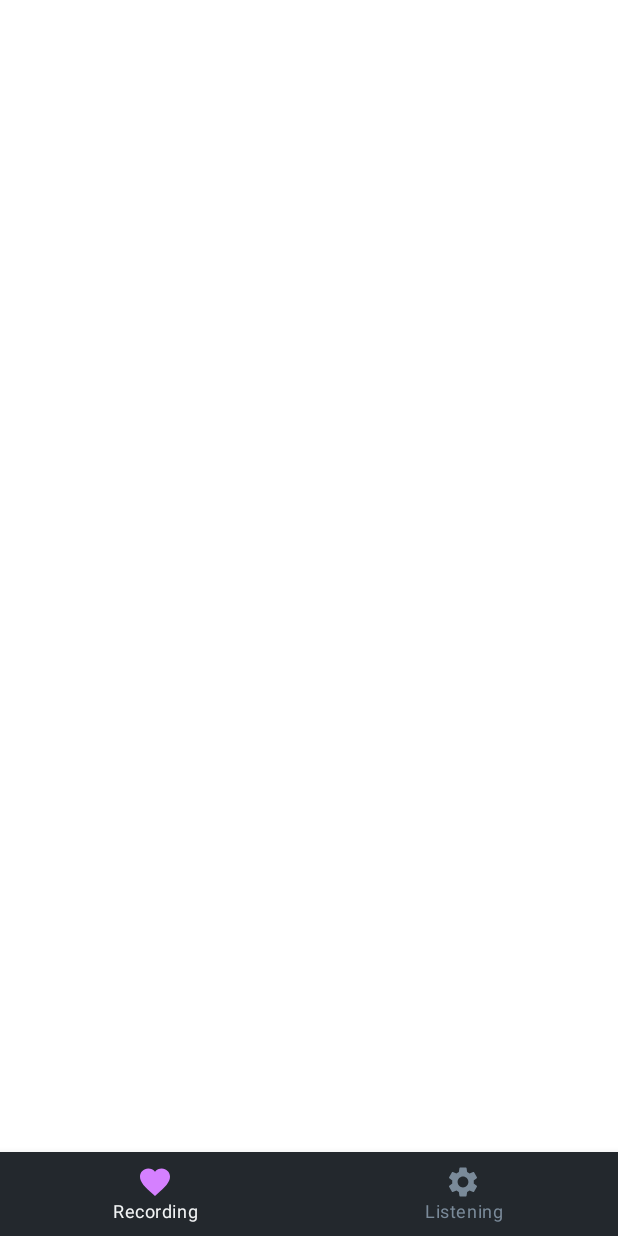
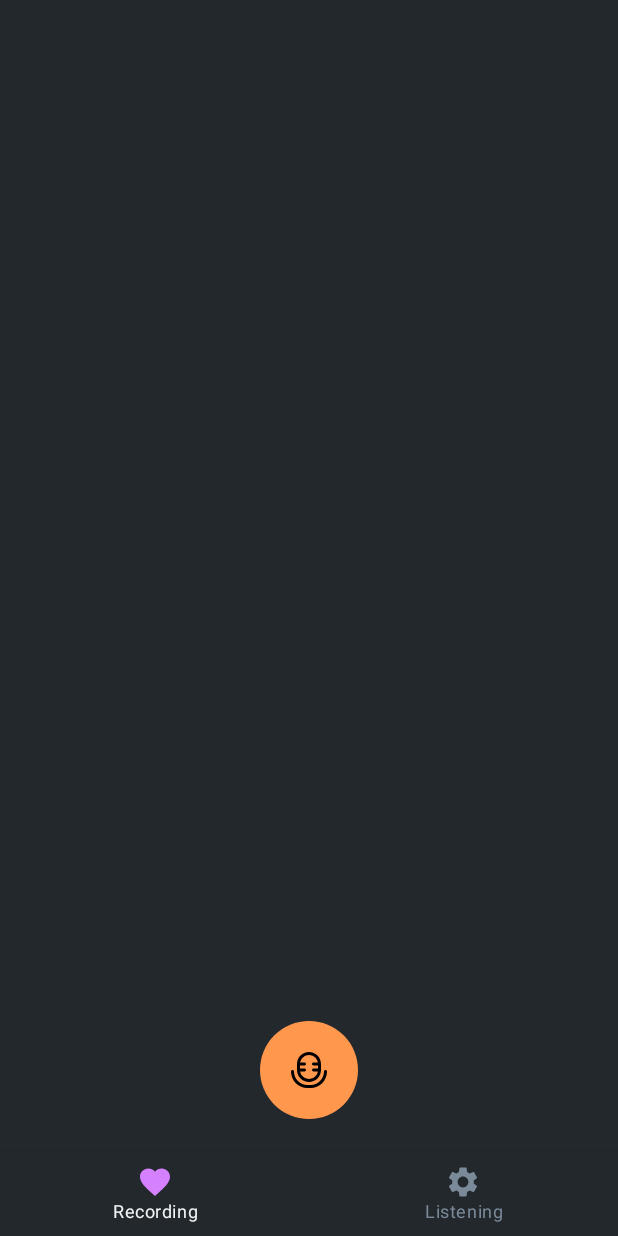
Before and after one commit to WaysUa/VoiceVortex, an Android app built with Jetpack Compose: the screen it shows after launch (MainActivity), on a phone screen of 412 x 824 dp. Run offline under Robolectric (Android 15) with nearby library versions, the phone set to English and light mode, and no system bars; our stand-ins replace Dagger/Hilt's generated code, accompanist.

Commit message:
Added new icons, updated business logic, added states to RecordingScreen.kt

```diff
--- a/app/src/main/java/com/main/voicevortex/screens/main/MainScreen.kt
+++ b/app/src/main/java/com/main/voicevortex/screens/main/MainScreen.kt
@@ -51,7 +51,7 @@ fun MainScreen(
                 startDestination = BottomNavigationScreen.Recording.id
             ) {
                 composable(BottomNavigationScreen.Recording.id) {
-                    RecordingScreen()
+                    RecordingScreen(settings)
                 }
 
                 composable(BottomNavigationScreen.Listening.id) {
--- a/app/src/main/java/com/main/voicevortex/screens/recording/RecordingScreen.kt
+++ b/app/src/main/java/com/main/voicevortex/screens/recording/RecordingScreen.kt
@@ -1,8 +1,85 @@
 package com.main.voicevortex.screens.recording
 
+import androidx.compose.foundation.background
+import androidx.compose.foundation.layout.Arrangement
+import androidx.compose.foundation.layout.Box
+import androidx.compose.foundation.layout.Row
+import androidx.compose.foundation.layout.fillMaxSize
+import androidx.compose.foundation.layout.fillMaxWidth
+import androidx.compose.foundation.layout.padding
+import androidx.compose.material3.Icon
 import androidx.compose.runtime.Composable
+import androidx.compose.runtime.mutableStateOf
+import androidx.compose.runtime.remember
+import androidx.compose.ui.Alignment
+import androidx.compose.ui.Modifier
+import androidx.compose.ui.res.painterResource
+import androidx.compose.ui.unit.dp
+import com.main.voicevortex.R
+import com.main.voicevortex.domain.SettingsBundle
+import com.main.voicevortex.ui.theme.baseDarkPalette
+import com.main.voicevortex.ui.theme.orangeDarkPalette
+import com.main.voicevortex.ui.views.RoundedIconButton
 
 @Composable
-fun RecordingScreen() {
+fun RecordingScreen(
+    settings: SettingsBundle
+) {
+    val isVisibilityState = remember {
+        mutableStateOf(false)
+    }
 
+    Box(
+        modifier = Modifier
+            .fillMaxSize()
+            .background(baseDarkPalette.primaryBackground),
+        contentAlignment = Alignment.BottomCenter
+    ) {
+        Row(
+            modifier = Modifier
+                .fillMaxWidth()
+                .padding(bottom = 22.dp),
+            horizontalArrangement = Arrangement.SpaceEvenly,
+            verticalAlignment = Alignment.CenterVertically
+        ) {
+            if (isVisibilityState.value) {
+                RoundedIconButton(
+                    onClick = { /*TODO*/ },
+                    background = baseDarkPalette.secondaryText,
+                    size = 50.dp,
+                    modifier = Modifier.padding(top = 5.dp, end = 10.dp)
+                ) {
+                    Icon(
+                        painter = painterResource(id = R.drawable.icon_cancel),
+                        contentDescription = "Start recording"
+                    )
+                }
+            }
+
+            RoundedIconButton(
+                onClick = { isVisibilityState.value = !isVisibilityState.value },
+                background = orangeDarkPalette.tintColor,
+                size = 65.dp
+            ) {
+                Icon(
+                    painter = painterResource(id = R.drawable.icon_microphone),
+                    contentDescription = "Start recording"
+                )
+            }
+
+            if (isVisibilityState.value) {
+                RoundedIconButton(
+                    onClick = { /*TODO*/ },
+                    background = baseDarkPalette.secondaryText,
+                    size = 50.dp,
+                    modifier = Modifier.padding(top = 5.dp, start = 10.dp)
+                ) {
+                    Icon(
+                        painter = painterResource(id = R.drawable.icon_save),
+                        contentDescription = "Start recording"
+                    )
+                }
+            }
+        }
+    }
 }
--- /dev/null
+++ b/app/src/main/java/com/main/voicevortex/ui/views/RoundedIconButton.kt
@@ -0,0 +1,33 @@
+package com.main.voicevortex.ui.views
+
+import androidx.compose.foundation.background
+import androidx.compose.foundation.layout.size
+import androidx.compose.foundation.shape.CircleShape
+import androidx.compose.material3.IconButton
+import androidx.compose.runtime.Composable
+import androidx.compose.ui.Modifier
+import androidx.compose.ui.draw.clip
+import androidx.compose.ui.graphics.Color
+import androidx.compose.ui.unit.Dp
+import androidx.compose.ui.unit.dp
+import com.main.voicevortex.ui.theme.VoiceVortexStyle
+import com.main.voicevortex.ui.theme.orangeDarkPalette
+
+@Composable
+fun RoundedIconButton(
+    onClick: () -> Unit,
+    background: Color,
+    size: Dp,
+    modifier: Modifier = Modifier,
+    content: @Composable () -> Unit
+) {
+    IconButton(
+        onClick = onClick,
+        modifier = modifier
+            .size(size)
+            .clip(CircleShape)
+            .background(background)
+    ) {
+        content()
+    }
+}
--- /dev/null
+++ b/app/src/main/res/drawable/icon_cancel.xml
@@ -0,0 +1,6 @@
+<vector xmlns:android="http://schemas.android.com/apk/res/android"
+    android:width="24dp" android:height="24dp"
+    android:viewportWidth="24" android:viewportHeight="24"
+    android:tint="@color/black">
+    <path android:fillColor="@android:color/white" android:pathData="M16,8a1,1,0,0,0-1.414,0L12,10.586,9.414,8A1,1,0,0,0,8,9.414L10.586,12,8,14.586A1,1,0,0,0,9.414,16L12,13.414,14.586,16A1,1,0,0,0,16,14.586L13.414,12,16,9.414A1,1,0,0,0,16,8Z"/><path android:fillColor="@android:color/white" android:pathData="M12,0A12,12,0,1,0,24,12,12.013,12.013,0,0,0,12,0Zm0,22A10,10,0,1,1,22,12,10.011,10.011,0,0,1,12,22Z"/>
+</vector>
--- /dev/null
+++ b/app/src/main/res/drawable/icon_save.xml
@@ -0,0 +1,5 @@
+<vector xmlns:android="http://schemas.android.com/apk/res/android"
+    android:width="24dp" android:height="24dp"
+    android:viewportWidth="24" android:viewportHeight="24"
+    android:tint="@color/black"><path android:fillColor="@android:color/white" android:pathData="m16.298,8.288l1.404,1.425-5.793,5.707c-.387.387-.896.58-1.407.58s-1.025-.195-1.416-.585l-2.782-2.696,1.393-1.437,2.793,2.707,5.809-5.701Zm7.702,3.712c0,6.617-5.383,12-12,12S0,18.617,0,12,5.383,0,12,0s12,5.383,12,12Zm-2,0c0-5.514-4.486-10-10-10S2,6.486,2,12s4.486,10,10,10,10-4.486,10-10Z"/>
+</vector>
```
Also changed, not shown: app/src/main/res/drawable/icon_microphone.xml (renamed from app/src/main/res/drawable/microphone.xml).
